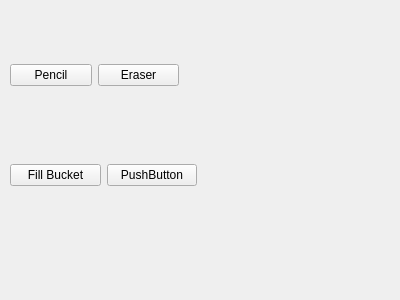
Qt form ui/toolpane.ui (University-of-Utah-CS3505/a5-sprite-editor-f25-leomartinez47) before a commit.
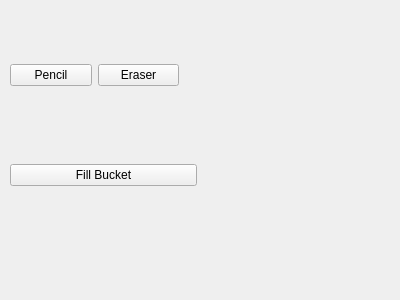
The same form after that commit.

Commit message: color picker class as a widget to then move to the tool pane when finished

```diff
--- a/ui/toolpane.ui
+++ b/ui/toolpane.ui
@@ -56,13 +56,6 @@
       </property>
      </widget>
     </item>
-    <item>
-     <widget class="QPushButton" name="colorPickButton">
-      <property name="text">
-       <string>PushButton</string>
-      </property>
-     </widget>
-    </item>
    </layout>
   </widget>
  </widget>
```
The commit also changes 3 other files.
